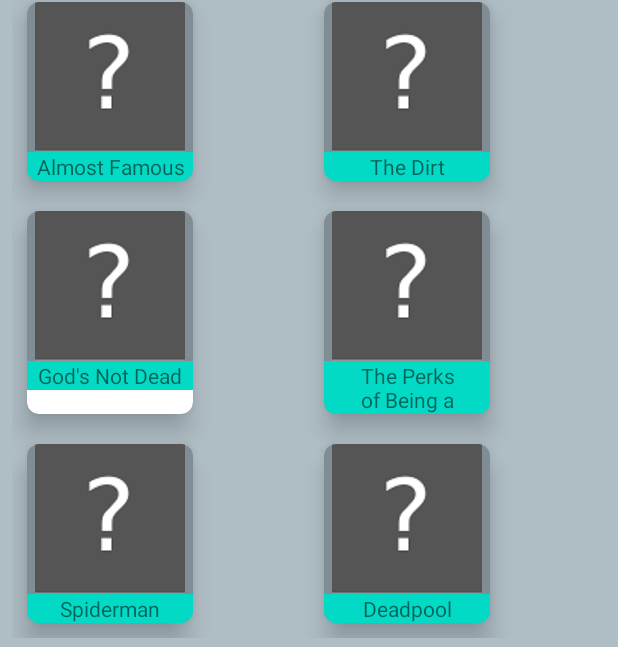
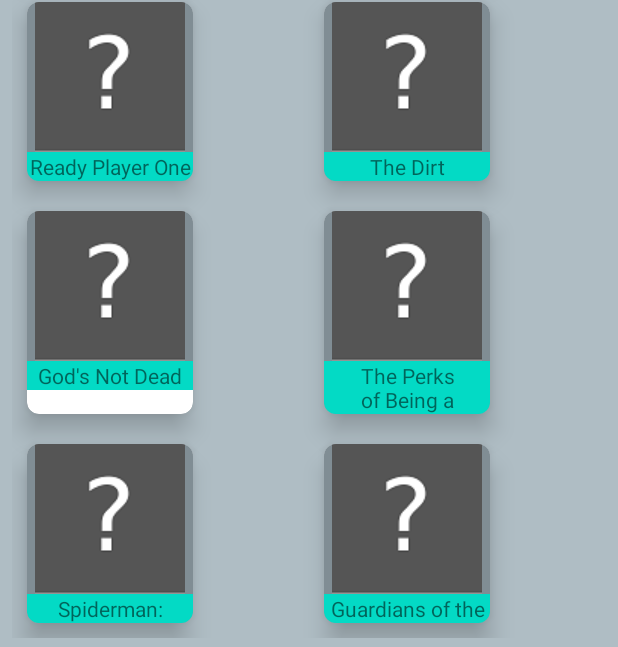
Before and after one commit to john-minney-iii/RW-BootCamp, an Android app: the screen it shows after launch (MainActivity), scrolled down 242 dp, on a phone screen of 412 x 824 dp. Shown: the part 586-1233 px from the top of the screen. Run offline under Robolectric (Android 15) with nearby library versions, the phone set to English and light mode, and no system bars; our stand-ins replace Picasso; pictures from the network do not load.

Commit message:
Updated Code to use Movie and MovieData I'm not sure if I used the companion object in the best way. I'm going to ask for some advice

```diff
--- a/Week-4/MovieApp/app/src/main/java/com/minneydev/movieapp/MainActivity.kt
+++ b/Week-4/MovieApp/app/src/main/java/com/minneydev/movieapp/MainActivity.kt
@@ -6,7 +6,7 @@
 import com.minneydev.movieapp.ui.MainAdapter
 import kotlinx.android.synthetic.main.activity_main.*
 
-//A few of the movies Jen put in hers are some of my favorites lol. I promise I didn't cheat
+//A few of the movies Jen put in her's are some of my favorites lol.
 
 class MainActivity : AppCompatActivity() {
 
--- /dev/null
+++ b/Week-4/MovieApp/app/src/main/java/com/minneydev/movieapp/data/Movie.kt
@@ -0,0 +1,13 @@
+package com.minneydev.movieapp.data
+
+data class Movie(
+    val id: Int,
+    val releaseDate: String,
+    val title: String,
+    val summary: String,
+    var posterUrl: String = ""
+) {
+
+
+
+}
--- /dev/null
+++ b/Week-4/MovieApp/app/src/main/java/com/minneydev/movieapp/data/MovieData.kt
@@ -0,0 +1,197 @@
+package com.minneydev.movieapp.data
+
+open class MovieData() {
+
+    val hackers = Movie(
+        id = 100,
+        releaseDate = "September 15, 1995",
+        title = "Hackers",
+        summary = "A teenage hacker finds himself framed for the theft of millions of dollars " +
+                "from a major corporation. Master hacker Dade Murphy, aka Zero Cool, aka Crash " +
+                "Override, has been banned from touching a keyboard for seven years after " +
+                "crashing over 1,500 Wall Street computers at the age of 11. Now keen to get back " +
+                "in front of a monitor, he finds himself in more trouble than ever.",
+        posterUrl = "https://fffmovieposters.com/wp-content/uploads/69090.jpg"
+    )
+
+    val warGames = Movie(
+        id = 101,
+        releaseDate = "June 3, 1983",
+        title = "WarGames",
+        summary = "High school student David Lightman unwittingly hacks " +
+                "into a military supercomputer while searching for new video games. After " +
+                "starting a game of Global Thermonuclear War, Lightman leads the supercomputer " +
+                "to activate the nation's nuclear arsenal in response to his simulated threat " +
+                "as the Soviet Union. Once the clueless hacker comes to his senses, Lightman, " +
+                "with help from his girlfriend, must find a way to alert the " +
+                "authorities to stop the onset of World War III.",
+        posterUrl = "https://i5.walmartimages.com/asr/76aa356c-458d-489b-a7b1-489e73c85cfb_1.2188c20155f7a2077724d3ffaf93cf19.jpeg"
+    )
+
+    val sandlot = Movie(
+        id = 102,
+        releaseDate = "April 7, 1993",
+        title = "The Sandlot",
+        summary = "When Scottie Smalls moves to a new neighborhood, he manages " +
+                "to make friends with a group of kids who play baseball at the sandlot. Together " +
+                "they go on a series of funny and touching adventures. The boys run into trouble " +
+                "when Smalls borrows a ball from his stepdad that gets hit over a fence.",
+        posterUrl = "https://images-na.ssl-images-amazon.com/images/I/71spjhASbtL._AC_SY879_.jpg"
+    )
+
+    val bttf = Movie(
+        id = 103,
+        releaseDate = "July 3, 1985",
+        title = "Back to the Future",
+        summary = "In this 1980s sci-fi classic, small-town California teen Marty McFly " +
+                "is thrown back into the '50s when an experiment by his eccentric scientist " +
+                "friend Doc Brown goes awry. Traveling through time in a " +
+                "modified DeLorean car, Marty encounters young versions of his parents, and " +
+                "must make sure that they fall in love or he'll cease to exist. Even more " +
+                "dauntingly, Marty has to return to his own time and save the life of Doc Brown.",
+        posterUrl = "https://images-na.ssl-images-amazon.com/images/I/51FgX0ONoML._AC_.jpg"
+    )
+
+    val tnes = Movie(
+        id = 104,
+        releaseDate = "July 20, 1984",
+        title = "The Never Ending Story",
+        summary = "On his way to school, Bastian ducks into a bookstore to avoid " +
+                "bullies. Sneaking away with a book called \"The Neverending Story,\" Bastian " +
+                "begins reading it in the school attic. The novel is about Fantasia, a fantasy " +
+                "land threatened by \"The Nothing,\" a darkness that destroys everything it " +
+                "touches. The kingdom needs the help of a human child to survive. When Bastian " +
+                "reads a description of himself in the book, he begins to wonder if Fantasia is " +
+                "real and needs him to survive.",
+        posterUrl = "https://images-na.ssl-images-amazon.com/images/I/51IullvU8gL._AC_.jpg"
+    )
+
+    val lotr = Movie(
+        id = 105,
+        releaseDate = "December 19, 2001",
+        title = "Lord of the Rings",
+        summary = "The future of civilization rests in the fate of the One Ring, which " +
+                "has been lost for centuries. Powerful forces are unrelenting in their " +
+                "search for it. But fate has placed it in the hands of a young Hobbit named " +
+                "Frodo Baggins, who inherits the Ring and steps into legend. A " +
+                "daunting task lies ahead for Frodo when he becomes the Ringbearer - to destroy " +
+                "the One Ring in the fires of Mount Doom where it was forged.",
+        posterUrl = "https://images-na.ssl-images-amazon.com/images/I/51MpUFlkuFL._AC_.jpg"
+    )
+
+    val tsn = Movie(
+        id = 106,
+        releaseDate = "October 1, 2010",
+        title = "The Social Network",
+        summary = "In 2003, Harvard undergrad and computer genius Mark Zuckerberg begins work " +
+                "on a new concept that eventually turns into the global social network known as " +
+                "Facebook. Six years later, he is one of the youngest billionaires ever, " +
+                "but Zuckerberg finds that his unprecedented success leads to both personal and " +
+                "legal complications when he ends up on the receiving end of two lawsuits, one " +
+                "involving his former friend. Based on the book " +
+                "\"The Accidental Billionaires.\"",
+        posterUrl = "https://images-na.ssl-images-amazon.com/images/I/518zV7F39qL._AC_.jpg"
+    )
+
+    val fbdo = Movie(
+        id = 107,
+        releaseDate = "June 11, 1986",
+        title = "Ferris Bueller's Day Off",
+        summary = "Ferris Bueller has an uncanny skill at cutting classes and getting away with " +
+                "it. Intending to make one last duck-out before graduation, Ferris calls in sick, " +
+                "\"borrows\" a Ferrari, and embarks on a one-day journey through the streets of " +
+                "Chicago. On Ferris' trail is high school principal Rooney (Jeffrey Jones), " +
+                "determined to catch him in the act.",
+        posterUrl = "https://images-na.ssl-images-amazon.com/images/I/81ZQOcEnGDL._AC_SY606_.jpg"
+    )
+
+    val rpo = Movie(
+        id = 108,
+        releaseDate = "March 29, 2018",
+        title = "Ready Player One",
+        summary = "In 2045 the planet is on the brink of chaos and collapse, but people find " +
+                "salvation in the OASIS: an expansive virtual reality universe created by " +
+                "eccentric James Halliday. When Halliday dies, he promises his immense fortune " +
+                "to the first person to discover a digital Easter egg that's hidden somewhere in " +
+                "the OASIS. When young Wade Watts joins the contest, he finds himself becoming " +
+                "an unlikely hero in a reality-bending treasure hunt through a fantastical world " +
+                "of mystery, discovery and danger.",
+        posterUrl = "https://images-na.ssl-images-amazon.com/images/I/71NaQGqIhAL._AC_SY679_.jpg"
+    )
+
+    val theDirt = Movie(
+        id = 109,
+        releaseDate = "March 18, 2019",
+        title = "The Dirt",
+        summary = "The misfits of Mötley Crüe rise from the streets of Hollywood to the heights " +
+                "of international fame in the 1980s.",
+        posterUrl = "https://i.ebayimg.com/images/g/8nMAAOSw-6BclDUV/s-l300.jpg"
+    )
+
+    val gnd = Movie(
+        id = 110,
+        releaseDate = "March 21, 2014",
+        title = "God's Not Dead",
+        summary = "After he refuses to disavow his faith, a devout Christian student " +
+                "must prove the existence of God or else his college philosophy professor " +
+                "will fail him.",
+        posterUrl = "https://collegian.com/wp-content/uploads/2014/09/gods_not_dead_xlg.jpg"
+    )
+
+    val pobw = Movie(
+        id = 111,
+        releaseDate = "September 21, 2012",
+        title = "The Perks of Being a Wallflower",
+        summary = "Socially awkward teen Charlie is a wallflower, always watching " +
+                "life from the sidelines, until two charismatic students become his mentors. " +
+                "Free-spirited Sam and her stepbrother Patrick help " +
+                "Charlie discover the joys of friendship, first love, music and more, while a " +
+                "teacher sparks Charlie's dreams of becoming a writer. However, as his new friends " +
+                "prepare to leave for college, Charlie's inner sadness threatens to shatter " +
+                "his newfound confidence.",
+        posterUrl = "https://images-na.ssl-images-amazon.com/images/I/51VnN-M3ljL._AC_.jpg"
+    )
+
+    val spiderman = Movie(
+        id = 112,
+        releaseDate = "July 7, 2017",
+        title = "Spiderman: Homecoming",
+        summary = "Thrilled by his experience with the Avengers, young Peter Parker returns " +
+                "home to live with his Aunt May. Under the watchful eye of mentor Tony Stark, " +
+                "Parker starts to embrace his newfound identity as Spider-Man. He also tries to " +
+                "return to his normal daily routine -- distracted by thoughts of proving himself " +
+                "to be more than just a friendly neighborhood superhero. Peter must soon put his " +
+                "powers to the test when the evil Vulture emerges to threaten everything that " +
+                "he holds dear.",
+        posterUrl = "https://images-na.ssl-images-amazon.com/images/I/A1CcbJfKqJL._AC_SY606_.jpg"
+    )
+
+    val gotg = Movie(
+        id = 113,
+        releaseDate = "August 1, 2014",
+        title = "Guardians of the Galaxy",
+        summary = "Brash space adventurer Peter Quill finds himself the quarry " +
+                "of relentless bounty hunters after he steals an orb coveted by Ronan, a " +
+                "powerful villain. To evade Ronan, Quill is forced into an uneasy truce with " +
+                "four disparate misfits: gun-toting Rocket Raccoon, treelike-humanoid Groot, " +
+                "enigmatic Gamora, and vengeance-driven Drax the Destroyer. But when he discovers " +
+                "the orb's true power and the cosmic threat it poses, Quill must rally his " +
+                "ragtag group to save the universe.",
+        posterUrl = "https://www.gstatic.com/tv/thumb/v22vodart/10108283/p10108283_v_v8_aj.jpg"
+    )
+
+    fun getMoviesArray() : Array<Movie> {
+        return arrayOf<Movie>(
+            hackers, warGames, sandlot, bttf, tnes, lotr, tsn, fbdo, rpo, theDirt, gnd,
+            pobw, spiderman, gotg
+        )
+    }
+
+    companion object {
+        fun getMovies(): Array<Movie> {
+            val temp = MovieData()
+            return temp.getMoviesArray()
+        }
+    }
+
+}
--- a/Week-4/MovieApp/app/src/main/java/com/minneydev/movieapp/ui/MainAdapter.kt
+++ b/Week-4/MovieApp/app/src/main/java/com/minneydev/movieapp/ui/MainAdapter.kt
@@ -4,27 +4,13 @@
 import android.view.ViewGroup
 import androidx.recyclerview.widget.RecyclerView
 import com.minneydev.movieapp.R
+import com.minneydev.movieapp.data.Movie
+import com.minneydev.movieapp.data.MovieData
 import com.squareup.picasso.Picasso
 
 class MainAdapter : RecyclerView.Adapter<MainViewHolder>() {
 
-    private val movieNames = arrayOf(
-        Pair("Hackers", "https://fffmovieposters.com/wp-content/uploads/69090.jpg"),
-        Pair("War Games", "https://i5.walmartimages.com/asr/76aa356c-458d-489b-a7b1-489e73c85cfb_1.2188c20155f7a2077724d3ffaf93cf19.jpeg"),
-        Pair("The Sandlot", "https://images-na.ssl-images-amazon.com/images/I/71spjhASbtL._AC_SY879_.jpg"),
-        Pair("Back to the Future", "https://images-na.ssl-images-amazon.com/images/I/51FgX0ONoML._AC_.jpg"),
-        Pair("The Never Ending Story","https://images-na.ssl-images-amazon.com/images/I/51IullvU8gL._AC_.jpg"),
-        Pair("Lord of the Rings","https://images-na.ssl-images-amazon.com/images/I/51MpUFlkuFL._AC_.jpg"),
-        Pair("The Social Network","https://images-na.ssl-images-amazon.com/images/I/518zV7F39qL._AC_.jpg"),
-        Pair("Ferris Bueller's Day Off","https://images-na.ssl-images-amazon.com/images/I/81ZQOcEnGDL._AC_SY606_.jpg"),
-        Pair("Almost Famous","https://images-na.ssl-images-amazon.com/images/I/51Lr0ZuCtxL._AC_.jpg"),
-        Pair("The Dirt","https://i.ebayimg.com/images/g/8nMAAOSw-6BclDUV/s-l300.jpg"),
-        Pair("God's Not Dead","https://collegian.com/wp-content/uploads/2014/09/gods_not_dead_xlg.jpg"),
-        Pair("The Perks of Being a Wallflower","https://images-na.ssl-images-amazon.com/images/I/51VnN-M3ljL._AC_.jpg"),
-        Pair("Spiderman","https://images-na.ssl-images-amazon.com/images/I/A1CcbJfKqJL._AC_SY606_.jpg"),
-        Pair("Deadpool","https://images-na.ssl-images-amazon.com/images/I/51Gh9OaWVcL._AC_.jpg")
-    )
-
+    private val movies: Array<Movie> = MovieData.getMovies()
 
     override fun onCreateViewHolder(parent: ViewGroup, viewType: Int): MainViewHolder {
         val view = LayoutInflater.from(parent.context)
@@ -33,13 +19,13 @@
     }
 
     override fun getItemCount(): Int {
-        return movieNames.size
+        return movies.size
     }
 
     override fun onBindViewHolder(holder: MainViewHolder, position: Int) {
-        holder.movieTitle.text = movieNames[position].first
+        holder.movieTitle.text = movies[position].title
         Picasso.get()
-            .load(movieNames[position].second)
+            .load(movies[position].posterUrl)
             .placeholder(R.drawable.image_placeholder)
             .resize(339,500)
             .into(holder.moviePoster)
```
